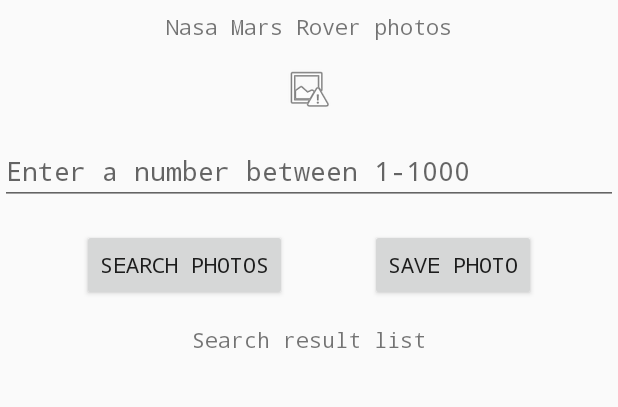
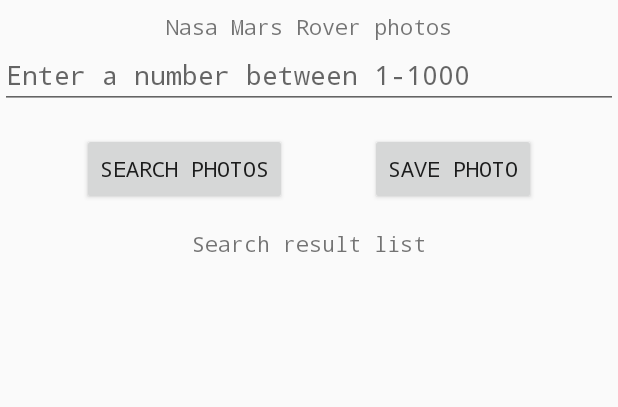
Before and after one commit to Superbigbabol/FinalProject, an Android app: the MarsPhotoActivity screen opened directly, with no data from a screen before it, on a phone screen of 412 x 824 dp, the part 84-491 px from its top. Run offline under Robolectric (Android 15) with nearby library versions, the phone set to English and light mode, and no system bars; our stand-ins replace Picasso, Room's generated code, Volley; pictures from the network do not load.

```diff
--- a/app/build.gradle
+++ b/app/build.gradle
@@ -36,6 +36,10 @@ android {
 
 dependencies {
 
+    def room_version = "2.4.2"
+    implementation "androidx.room:room-runtime:$room_version"
+    annotationProcessor "androidx.room:room-compiler:$room_version"
+
     implementation 'com.android.volley:volley:1.2.1'
     implementation 'com.squareup.picasso:picasso:2.71828'
     implementation 'com.github.bumptech.glide:glide:4.12.0'
--- a/app/src/main/java/algonquin/cst2335/finalproject/MarsPhotoActivity.java
+++ b/app/src/main/java/algonquin/cst2335/finalproject/MarsPhotoActivity.java
@@ -3,6 +3,8 @@ package algonquin.cst2335.finalproject;
 import androidx.annotation.NonNull;
 import androidx.appcompat.app.AlertDialog;
 import androidx.appcompat.app.AppCompatActivity;
+import androidx.fragment.app.FragmentManager;
+import androidx.fragment.app.FragmentTransaction;
 import androidx.recyclerview.widget.LinearLayoutManager;
 import androidx.recyclerview.widget.RecyclerView;
 
@@ -41,15 +43,21 @@ import java.io.File;
 import java.io.FileNotFoundException;
 import java.util.ArrayList;
 import java.util.List;
+import java.util.concurrent.Executor;
+import java.util.concurrent.Executors;
 
 import algonquin.cst2335.finalproject.data.MarsPhoto;
+import algonquin.cst2335.finalproject.data.MarsPhotoDao;
+import algonquin.cst2335.finalproject.data.MarsPhotoDatabase;
 import algonquin.cst2335.finalproject.data.MarsPhotoViewModel;
+import algonquin.cst2335.finalproject.data.PhotoFragment;
 import algonquin.cst2335.finalproject.databinding.ActivityMarsPhotoBinding;
 import algonquin.cst2335.finalproject.databinding.ResultImageBinding;
 
 import androidx.lifecycle.ViewModelProvider;
 import androidx.recyclerview.widget.LinearLayoutManager;
 import androidx.recyclerview.widget.RecyclerView;
+import androidx.room.Room;
 
 public class MarsPhotoActivity extends AppCompatActivity {
 
@@ -67,6 +75,11 @@ public class MarsPhotoActivity extends AppCompatActivity {
     String url1 = "https://placekitten.com/100/100";
     ArrayList<Bitmap>  bitmapList=new ArrayList<>();
 
+    MarsPhotoDao mDao;
+ public   MarsPhotoViewModel mvm;
+    int position;
+    PhotoFragment prevFragment;
+
 
 
 //    ArrayList<FavouritePic> myFavourites = new ArrayList<>();
@@ -76,11 +89,21 @@ public class MarsPhotoActivity extends AppCompatActivity {
     class MyRowHolder extends RecyclerView.ViewHolder {
         ImageView thumbnail;
         TextView roverName;
+        TextView photoID;
 
         public MyRowHolder(@NonNull View itemView) {
             super(itemView);
             thumbnail = itemView.findViewById(R.id.thumbnail);
             roverName = itemView.findViewById(R.id.roverName);
+            photoID = itemView.findViewById(R.id.photoID);
+
+            itemView.setOnClickListener(click->{
+                position = getAbsoluteAdapterPosition();
+                MarsPhoto selected = photoList.get(position);
+                mvm.selectedPhoto.postValue(selected);
+
+            });
+
 
         }
     }
@@ -132,13 +155,44 @@ public class MarsPhotoActivity extends AppCompatActivity {
         binding = ActivityMarsPhotoBinding.inflate(getLayoutInflater());
         setContentView(binding.getRoot());
 
-        MarsPhotoViewModel mvm = new ViewModelProvider(this).get(MarsPhotoViewModel.class);
+        mvm = new ViewModelProvider(this).get(MarsPhotoViewModel.class);
 
-        photoList = mvm.photos.getValue();
+     //   photoList = mvm.photos.getValue();
 
-        if (photoList == null) {
-            mvm.photos.postValue(photoList = new ArrayList<>());
+        MarsPhotoDatabase db = Room.databaseBuilder(getApplicationContext(),MarsPhotoDatabase.class,"database-name").build();
+        mDao = db.mpDao();
+
+        mvm.selectedPhoto.observe(this,(newValue) -> {
+
+            PhotoFragment pFragment = new PhotoFragment(newValue);
+            FragmentManager fMgr = getSupportFragmentManager();
+            FragmentTransaction tx = fMgr.beginTransaction();
+
+            if (prevFragment != null) {
+                tx.remove(prevFragment);
+            }
+
+            tx.add(R.id.fragmentLocation, pFragment);
+            prevFragment = pFragment;
+            tx.commit();
+            tx.addToBackStack("");
+        });
+
+
+
+            if(photoList ==null)
+        {
+            mvm.photoList.setValue(photoList = new ArrayList<>() );
+            Executor thread = Executors.newSingleThreadExecutor();
+            thread.execute(() ->
+            {
+                photoList.addAll(mDao.getAllPhotos() ); //Once you get the data from database
+
+                runOnUiThread( () ->  binding.imgRecyclerView.setAdapter( myAdapter )); //You can then load the RecyclerView
+            });
         }
+
+
 
         // toolbar
         setSupportActionBar(binding.myToolbar);
@@ -159,6 +213,7 @@ public class MarsPhotoActivity extends AppCompatActivity {
 //                holder.roverName.setText("");
                 String imageUrl = photoList.get(position).getImgSrc();
                 String roverName = photoList.get(position).getRoverName();
+                String photoID = photoList.get(position).getId();
 
 
 /*
@@ -192,10 +247,11 @@ public class MarsPhotoActivity extends AppCompatActivity {
 
 
 //                Picasso.get().load(imgUrl).into(holder.thumbnail);
-                holder.thumbnail.setImageBitmap(bitmapList.get(position));
+//                holder.thumbnail.setImageBitmap(bitmapList.get(position));
 
 
                 holder.roverName.setText(roverName);
+                holder.photoID.setText(photoID);
             }
 
             @Override
@@ -230,10 +286,10 @@ public class MarsPhotoActivity extends AppCompatActivity {
             photoList = new ArrayList<>();
             bitmapList = new ArrayList<>();
 
-            Glide.with(this)
-                    .load(url0)
+//            Glide.with(this)
+//                    .load(url1)
 //                    .thumbnail(0.5f)
-                    .into(binding.imageView);
+//                    .into(binding.imageView);
 
 
             RequestQueue queue = Volley.newRequestQueue(this);
@@ -245,7 +301,7 @@ public class MarsPhotoActivity extends AppCompatActivity {
                 JsonObjectRequest request = new JsonObjectRequest(Request.Method.GET, url, null, (response) -> {
                     try {
                         JSONArray photosArray = response.getJSONArray("photos");
-                        for (int i = 0; i < photosArray.length(); i++) {
+                        for (int i = 0; i < Math.min(photosArray.length(), 5); i++) {
 //                        for (int i = 0; i < 1; i++) {
                             JSONObject photoObject = photosArray.getJSONObject(i);
                             String id = photoObject.getString("id");
@@ -258,24 +314,27 @@ public class MarsPhotoActivity extends AppCompatActivity {
                             MarsPhoto photo = new MarsPhoto(id, imageUrl, roverName, cameraName);
                             photoList.add(photo);
 
-                            ImageRequest imgReq = new ImageRequest(url1, (bitmap) -> {
-                                try {
-                                    // Do something with loaded bitmap...
-                                    Bitmap image = bitmap;
-                                    image.compress(Bitmap.CompressFormat.PNG, 100, MarsPhotoActivity.this.openFileOutput(id + ".jpg", Activity.MODE_PRIVATE));
-                                    bitmapList.add(image);
 
-                                } catch (FileNotFoundException e) {
-                                    e.printStackTrace();
-                                }
-                            }, 1024, 1024, ImageView.ScaleType.CENTER, null, (error) -> {
-                            });
-                            queue.add(imgReq);
+//                            ImageRequest imgReq = new ImageRequest(url1, (bitmap) -> {
+//                                try {
+//                                    // Do something with loaded bitmap...
+//                                    Bitmap image = bitmap;
+//
+//
+//                                    image.compress(Bitmap.CompressFormat.PNG, 100, MarsPhotoActivity.this.openFileOutput(id + ".jpg", Activity.MODE_PRIVATE));
+//                                    bitmapList.add(image);
+//
+//                                } catch (FileNotFoundException e) {
+//                                    e.printStackTrace();
+//                                }
+//                            }, 1024, 1024, ImageView.ScaleType.CENTER, null, (error) -> {
+//                            });
+//                            queue.add(imgReq);
 
 
                         }
 
-                        mvm.photos.postValue(photoList);
+                        mvm.photoList.postValue(photoList);
 //                        if(photoList.size() == bitmapList.size()){
                         myAdapter.notifyItemInserted(photoList.size() - 1);
 //                    }
--- /dev/null
+++ b/app/src/main/java/algonquin/cst2335/finalproject/data/MarsPhotoDao.java
@@ -0,0 +1,15 @@
+package algonquin.cst2335.finalproject.data;
+
+import androidx.room.Dao;
+import androidx.room.Insert;
+import androidx.room.Query;
+
+import java.util.List;
+
+@Dao
+public interface MarsPhotoDao {
+    @Insert
+    public void insertPhoto(MarsPhoto photo);
+    @Query("Select * from MarsPhoto")
+    public List<MarsPhoto> getAllPhotos();
+}
--- /dev/null
+++ b/app/src/main/java/algonquin/cst2335/finalproject/data/MarsPhotoDatabase.java
@@ -0,0 +1,13 @@
+package algonquin.cst2335.finalproject.data;
+
+import androidx.room.Database;
+import androidx.room.RoomDatabase;
+
+@Database(entities = {MarsPhoto.class}, version=1)
+public abstract class MarsPhotoDatabase extends RoomDatabase {
+
+    public abstract MarsPhotoDao mpDao();
+
+
+
+}
--- a/app/src/main/java/algonquin/cst2335/finalproject/data/MarsPhotoViewModel.java
+++ b/app/src/main/java/algonquin/cst2335/finalproject/data/MarsPhotoViewModel.java
@@ -8,7 +8,10 @@ import java.util.ArrayList;
 
 public class MarsPhotoViewModel extends ViewModel {
 
-    public MutableLiveData<ArrayList<MarsPhoto>> photos = new MutableLiveData< >();
+    public MutableLiveData<ArrayList<MarsPhoto>> photoList = new MutableLiveData< >();
+
+    public MutableLiveData<MarsPhoto> selectedPhoto = new MutableLiveData<>();
+
 
 
 }
--- a/app/src/main/res/layout/activity_mars_photo.xml
+++ b/app/src/main/res/layout/activity_mars_photo.xml
@@ -10,6 +10,7 @@
         android:id="@+id/imgRecyclerView"
         android:layout_width="0dp"
         android:layout_height="0dp"
+        android:layout_marginBottom="300dp"
         app:layout_constraintBottom_toBottomOf="parent"
         app:layout_constraintEnd_toEndOf="parent"
         app:layout_constraintHorizontal_bias="0.0"
@@ -20,13 +21,12 @@
         android:id="@+id/sol"
         android:layout_width="0dp"
         android:layout_height="wrap_content"
-        android:layout_marginTop="16dp"
         android:ems="10"
         android:hint="Enter a number between 1-1000"
         android:inputType="number"
         app:layout_constraintEnd_toEndOf="parent"
         app:layout_constraintStart_toStartOf="parent"
-        app:layout_constraintTop_toBottomOf="@+id/imageView" />
+        app:layout_constraintTop_toBottomOf="@+id/appText" />
 
     <Button
         android:id="@+id/saveBtn"
@@ -37,17 +37,6 @@
         app:layout_constraintHorizontal_bias="0.5"
         app:layout_constraintStart_toEndOf="@+id/retrieveBtn"
         app:layout_constraintTop_toTopOf="@+id/retrieveBtn" />
-
-    <ImageView
-        android:id="@+id/imageView"
-        android:layout_width="wrap_content"
-        android:layout_height="wrap_content"
-        android:layout_marginTop="16dp"
-        app:layout_constraintEnd_toEndOf="parent"
-        app:layout_constraintHorizontal_bias="0.498"
-        app:layout_constraintStart_toStartOf="parent"
-        app:layout_constraintTop_toBottomOf="@+id/appText"
-        app:srcCompat="@android:drawable/ic_menu_report_image" />
 
     <Button
         android:id="@+id/retrieveBtn"
@@ -92,4 +81,14 @@
         app:layout_constraintStart_toStartOf="parent"
         app:layout_constraintTop_toBottomOf="@+id/saveBtn" />
 
+    <FrameLayout
+        android:id="@+id/fragmentLocation"
+        android:layout_width="match_parent"
+        android:layout_height="match_parent"
+        android:layout_marginTop="400dp"
+        app:layout_constraintBottom_toBottomOf="parent"
+        app:layout_constraintEnd_toEndOf="parent"
+        app:layout_constraintStart_toStartOf="parent"
+        app:layout_constraintTop_toBottomOf="@+id/imgRecyclerView"></FrameLayout>
+
 </androidx.constraintlayout.widget.ConstraintLayout>
```
Also changed, not shown: app/src/main/java/algonquin/cst2335/finalproject/data/MarsPhoto.java (+12 -2 lines), app/src/main/java/algonquin/cst2335/finalproject/data/PhotoFragment.java (added, +48 -0 lines), app/src/main/res/layout/details_layout.xml (added, +41 -0 lines), app/src/main/res/layout/result_image.xml (+15 -2 lines).
